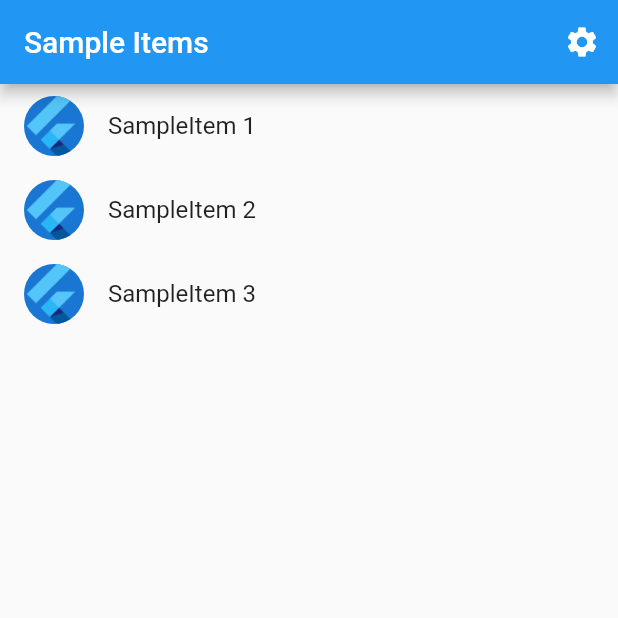
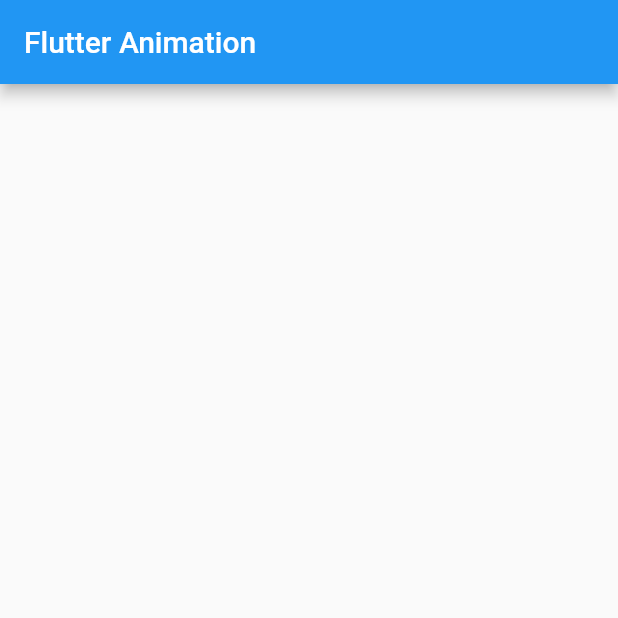
Before and after one commit to ima0112/flutter_animated, a Flutter app: the screen it shows after launch, on a phone screen of 412 x 824 dp, the top half of it. Run offline on Flutter 3.47's test engine with Material 2 defaults, Android fonts, the phone set to English and light mode, and no system bars; our stand-ins replace go_router; generated files the repository leaves out were written again.

Commit message:
Implementando Home Page

```diff
--- a/lib/main.dart
+++ b/lib/main.dart
@@ -1,8 +1,8 @@
 import 'package:flutter/material.dart';
 
 import 'src/app.dart';
-import 'src/settings/settings_controller.dart';
-import 'src/settings/settings_service.dart';
+import 'src/pages/settings/settings_controller.dart';
+import 'src/pages/settings/settings_service.dart';
 
 void main() async {
   // Set up the SettingsController, which will glue user settings to multiple
--- a/lib/src/app.dart
+++ b/lib/src/app.dart
@@ -3,10 +3,7 @@ import 'package:flutter_animation/src/router/router.dart';
 import 'package:flutter_gen/gen_l10n/app_localizations.dart';
 import 'package:flutter_localizations/flutter_localizations.dart';
 
-import 'sample_feature/sample_item_details_view.dart';
-import 'sample_feature/sample_item_list_view.dart';
-import 'settings/settings_controller.dart';
-import 'settings/settings_view.dart';
+import 'pages/settings/settings_controller.dart';
 
 /// The Widget that configures your application.
 class MyApp extends StatelessWidget {
--- /dev/null
+++ b/lib/src/pages/home_page.dart
@@ -0,0 +1,17 @@
+import 'package:flutter/material.dart';
+
+class HomePage extends StatelessWidget {
+  const HomePage({super.key});
+
+  @override
+  Widget build(BuildContext context) {
+    return Scaffold(
+      appBar: AppBar(
+        title: const Text('Flutter Animation'),
+      ),
+      body: ListView(
+        children: [],
+      ),
+    );
+  }
+}
--- a/lib/src/settings/settings_view.dart
+++ b/lib/src/pages/settings/settings_view.dart
@@ -8,8 +8,6 @@ import 'settings_controller.dart';
 /// Widgets that listen to the SettingsController are rebuilt.
 class SettingsView extends StatelessWidget {
   const SettingsView({super.key, required this.controller});
-
-  static const routeName = '/settings';
 
   final SettingsController controller;
 
--- a/lib/src/router/router.dart
+++ b/lib/src/router/router.dart
@@ -1,6 +1,7 @@
 import 'package:flutter/material.dart';
-import 'package:flutter_animation/src/sample_feature/sample_item_list_view.dart';
 import 'package:go_router/go_router.dart';
+
+import 'package:flutter_animation/src/pages/home_page.dart';
 
 enum MyRoutes { home }
 
@@ -26,7 +27,7 @@ class AppRoute {
       GoRoute(
         path: _home,
         name: MyRoutes.home.name,
-        builder: (context, state) => const SampleItemListView(),
+        builder: (context, state) => const HomePage(),
       ),
     ],
   );
--- a/lib/src/sample_feature/sample_item.dart
+++ /dev/null
@@ -1,6 +0,0 @@
-/// A placeholder class that represents an entity or model.
-class SampleItem {
-  const SampleItem(this.id);
-
-  final int id;
-}
--- a/lib/src/sample_feature/sample_item_details_view.dart
+++ /dev/null
@@ -1,20 +0,0 @@
-import 'package:flutter/material.dart';
-
-/// Displays detailed information about a SampleItem.
-class SampleItemDetailsView extends StatelessWidget {
-  const SampleItemDetailsView({super.key});
-
-  static const routeName = '/sample_item';
-
-  @override
-  Widget build(BuildContext context) {
-    return Scaffold(
-      appBar: AppBar(
-        title: const Text('Item Details'),
-      ),
-      body: const Center(
-        child: Text('More Information Here'),
-      ),
-    );
-  }
-}
--- a/lib/src/sample_feature/sample_item_list_view.dart
+++ /dev/null
@@ -1,71 +0,0 @@
-import 'package:flutter/material.dart';
-
-import '../settings/settings_view.dart';
-import 'sample_item.dart';
-import 'sample_item_details_view.dart';
-
-/// Displays a list of SampleItems.
-class SampleItemListView extends StatelessWidget {
-  const SampleItemListView({
-    super.key,
-    this.items = const [SampleItem(1), SampleItem(2), SampleItem(3)],
-  });
-
-  static const routeName = '/';
-
-  final List<SampleItem> items;
-
-  @override
-  Widget build(BuildContext context) {
-    return Scaffold(
-      appBar: AppBar(
-        title: const Text('Sample Items'),
-        actions: [
-          IconButton(
-            icon: const Icon(Icons.settings),
-            onPressed: () {
-              // Navigate to the settings page. If the user leaves and returns
-              // to the app after it has been killed while running in the
-              // background, the navigation stack is restored.
-              Navigator.restorablePushNamed(context, SettingsView.routeName);
-            },
-          ),
-        ],
-      ),
-
-      // To work with lists that may contain a large number of items, it’s best
-      // to use the ListView.builder constructor.
-      //
-      // In contrast to the default ListView constructor, which requires
-      // building all Widgets up front, the ListView.builder constructor lazily
-      // builds Widgets as they’re scrolled into view.
-      body: ListView.builder(
-        // Providing a restorationId allows the ListView to restore the
-        // scroll position when a user leaves and returns to the app after it
-        // has been killed while running in the background.
-        restorationId: 'sampleItemListView',
-        itemCount: items.length,
-        itemBuilder: (BuildContext context, int index) {
-          final item = items[index];
-
-          return ListTile(
-            title: Text('SampleItem ${item.id}'),
-            leading: const CircleAvatar(
-              // Display the Flutter Logo image asset.
-              foregroundImage: AssetImage('assets/images/flutter_logo.png'),
-            ),
-            onTap: () {
-              // Navigate to the details page. If the user leaves and returns to
-              // the app after it has been killed while running in the
-              // background, the navigation stack is restored.
-              Navigator.restorablePushNamed(
-                context,
-                SampleItemDetailsView.routeName,
-              );
-            }
-          );
-        },
-      ),
-    );
-  }
-}
```
Also changed, not shown: lib/src/pages/settings/settings_controller.dart (renamed from lib/src/settings/settings_controller.dart), lib/src/pages/settings/settings_service.dart (renamed from lib/src/settings/settings_service.dart).
